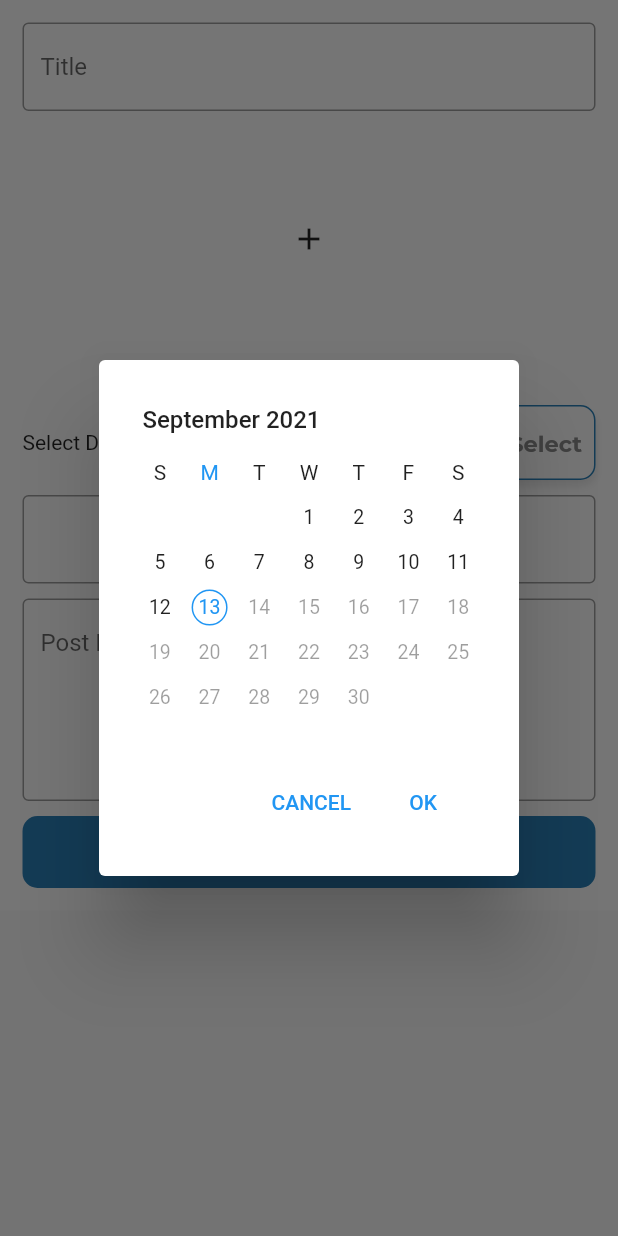
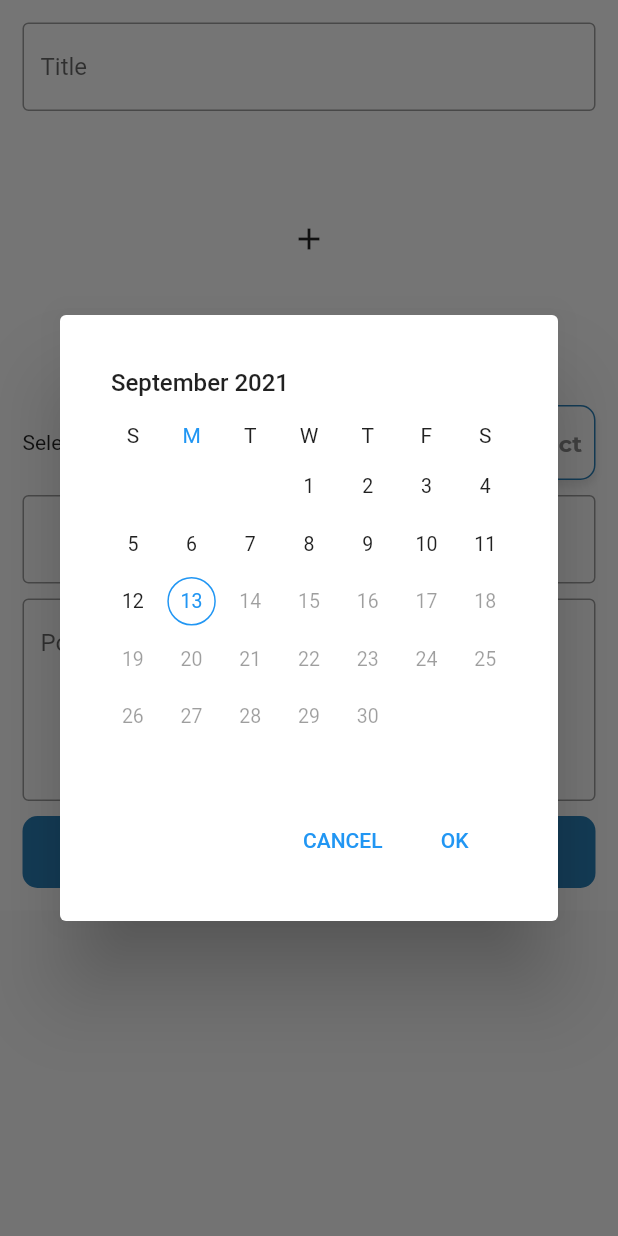
Before and after one commit to ghost-codes/go_find_me, a Flutter app: the CreatePostView widget shown alone on an empty page, opened directly, after a tap on "Select", on a phone screen of 412 x 824 dp. Run offline on Flutter 3.47's test engine with Material 2 defaults, Android fonts, the phone set to English and light mode, and no system bars; drawn by our look-alikes of syncfusion_flutter_datepicker; our stand-ins replace carousel_slider, dio, flutter_time_picker_spinner, get_it, google_maps_flutter, image_picker; network calls fail; statements that could not run were skipped.

Commit message:
first milestone

```diff
--- a/lib/blocs/createPostBloc.dart
+++ b/lib/blocs/createPostBloc.dart
@@ -77,6 +77,7 @@ class CreatePostBloc {
       print(response);
       dashboardBloc.getFeedBody();
       pageController.jumpToPage(0);
+
       pageStateSink.add(false);
     }
     pageStateSink.add(false);
--- a/lib/ui/create_post.dart
+++ b/lib/ui/create_post.dart
@@ -181,16 +181,11 @@ class _CreatePostViewState extends State<CreatePostView> {
                                             // child: SfDateRangePicker());
 
                                             return AlertDialog(
-                                              content: Column(
-                                                mainAxisSize: MainAxisSize.min,
-                                                children: [
-                                                  Container(
-                                                    decoration: BoxDecoration(
-                                                        color:
-                                                            ThemeColors.white),
-                                                    child: Center(
-                                                        child:
-                                                            SfDateRangePicker(
+                                                content: Container(
+                                              height: 350,
+                                              width: 350     ,
+                                              margin: EdgeInsets.all(5),
+                                              child: SfDateRangePicker(
                                                 maxDate: DateTime.now(),
                                                 initialDisplayDate:
                                                     DateTime.now(),
@@ -201,12 +196,10 @@ class _CreatePostViewState extends State<CreatePostView> {
                                                         .lastSeenDateSink
                                                         .add(x);
                                                   }
-                                                        Navigator.of(context)
-                                                            .pop();
+                                                  Navigator.of(context).pop();
                                                 },
                                                 onCancel: () {
-                                                        Navigator.of(context)
-                                                            .pop();
+                                                  Navigator.of(context).pop();
                                                 },
                                                 selectionMode:
                                                     DateRangePickerSelectionMode
@@ -218,11 +211,8 @@ class _CreatePostViewState extends State<CreatePostView> {
                                                       .lastSeenDateSink
                                                       .add(x.value);
                                                 },
-                                                    )),
                                               ),
-                                                ],
-                                              ),
-                                            );
+                                            ));
                                           });
                                     }),
                               ],
--- a/lib/util/route_generator.dart
+++ b/lib/util/route_generator.dart
@@ -4,6 +4,7 @@ import 'package:project_android/ui/contribution.dart';
 import 'package:project_android/ui/editPost.dart';
 import 'package:project_android/ui/home_view.dart';
 import 'package:project_android/ui/login_view.dart';
+import 'package:project_android/ui/result_map_view.dart';
 import 'package:project_android/ui/signup_view.dart';
 import 'package:project_android/ui/splash_view.dart';
 
@@ -14,6 +15,8 @@ class RouteGenerator {
         return MaterialPageRoute(builder: (context) => SplashScreen());
       case "/":
         return MaterialPageRoute(builder: (context) => HomeView());
+      case "/postResultMap":
+        return MaterialPageRoute(builder: (context) => ResultMapView());
       case "/login":
         return MaterialPageRoute(builder: (context) => Login());
       case "/signup":
--- a/pubspec.yaml
+++ b/pubspec.yaml
@@ -38,6 +38,7 @@ dependencies:
   flutter_time_picker_spinner: ^2.0.0
   carousel_slider: ^4.0.0
   flutter_spinkit: ^5.1.0
+  google_maps_flutter: ^2.0.8
 
 dev_dependencies:
   flutter_test:
```
Also changed, not shown: lib/ui/dashboard_view.dart (+28 -22 lines), lib/ui/result_map_view.dart (added, +63 -0 lines), pubspec.lock, 2 other files. Lines whose indentation alone changed are shown as unchanged.
